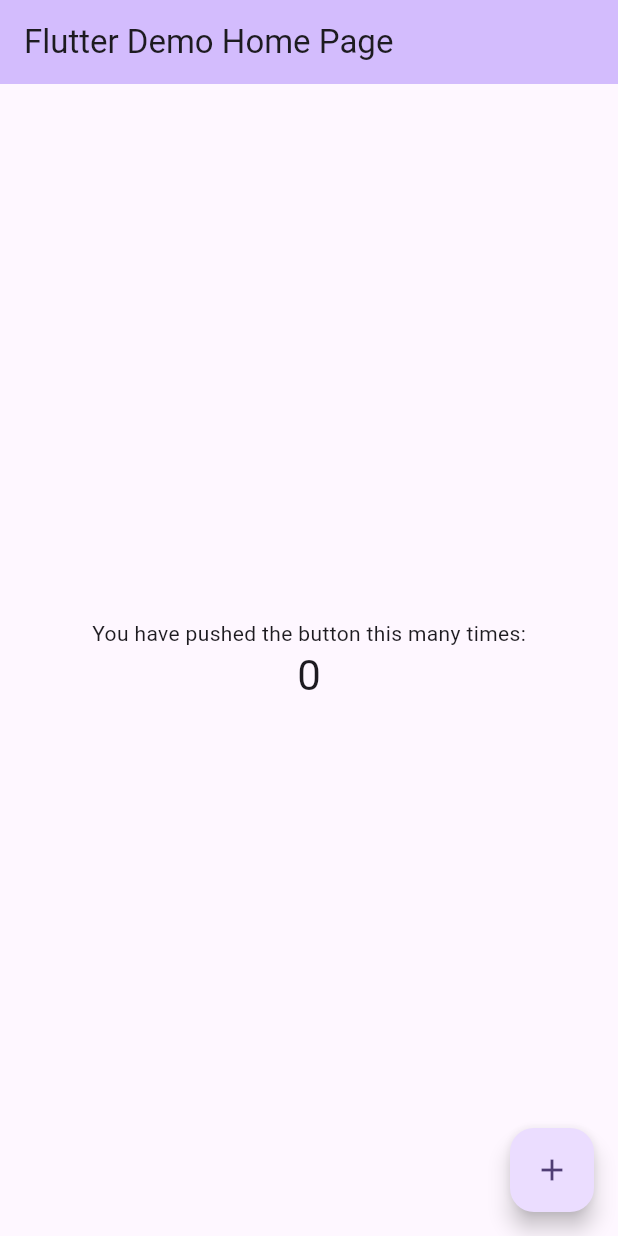
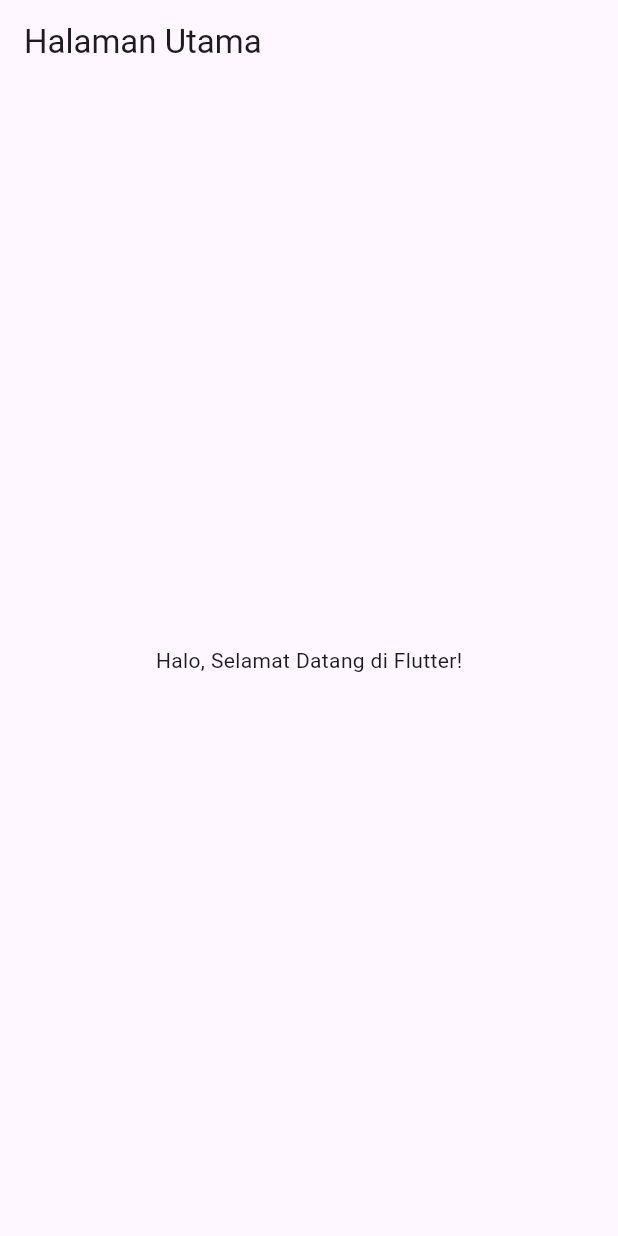
Before and after one commit to dzakimutammadien/belajarflutter, a Flutter app: the screen it shows after launch, on a phone screen of 412 x 824 dp. Run offline on Flutter 3.47's test engine with Material 3 defaults, Android fonts, the phone set to English and light mode, and no system bars.

Commit message:
Menambahakn halaman home_page dan depedensi baru

```diff
--- /dev/null
+++ b/lib/home_page.dart
@@ -0,0 +1,15 @@
+import 'package:flutter/material.dart';
+
+class HomePage extends StatelessWidget {
+  const HomePage({super.key});
+
+  @override
+  Widget build(BuildContext context) {
+    return Scaffold(
+      appBar: AppBar(title: const Text('Halaman Utama')),
+      body: const Center(
+        child: Text('Halo, Selamat Datang di Flutter!'),
+      ),
+    );
+  }
+}
--- a/lib/main.dart
+++ b/lib/main.dart
@@ -1,5 +1,5 @@
 import 'package:flutter/material.dart';
-
+import 'home_page.dart';
 void main() {
   runApp(const MyApp());
 }
@@ -30,7 +30,7 @@ class MyApp extends StatelessWidget {
         // tested with just a hot reload.
         colorScheme: ColorScheme.fromSeed(seedColor: Colors.deepPurple),
       ),
-      home: const MyHomePage(title: 'Flutter Demo Home Page'),
+      home: HomePage(),
     );
   }
 }
--- a/pubspec.yaml
+++ b/pubspec.yaml
@@ -2,7 +2,7 @@ name: belajar_flutter
 description: "A new Flutter project."
 # The following line prevents the package from being accidentally published to
 # pub.dev using `flutter pub publish`. This is preferred for private packages.
-publish_to: 'none' # Remove this line if you wish to publish to pub.dev
+publish_to: "none" # Remove this line if you wish to publish to pub.dev
 
 # The following defines the version and build number for your application.
 # A version number is three numbers separated by dots, like 1.2.43
@@ -34,7 +34,7 @@ dependencies:
   # The following adds the Cupertino Icons font to your application.
   # Use with the CupertinoIcons class for iOS style icons.
   cupertino_icons: ^1.0.8
-
+  http: ^1.2.1
 dev_dependencies:
   flutter_test:
     sdk: flutter
@@ -51,7 +51,6 @@ dev_dependencies:
 
 # The following section is specific to Flutter packages.
 flutter:
-
   # The following line ensures that the Material Icons font is
   # included with your application, so that you can use the icons in
   # the material Icons class.
```
Also changed, not shown: pubspec.lock.
